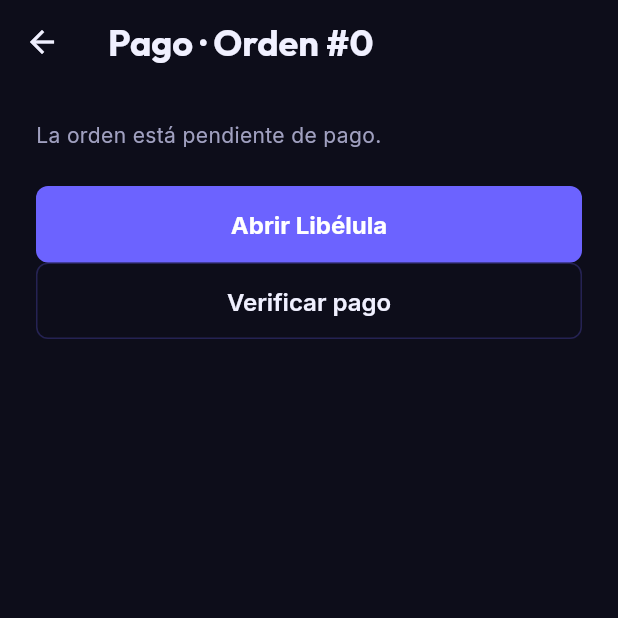
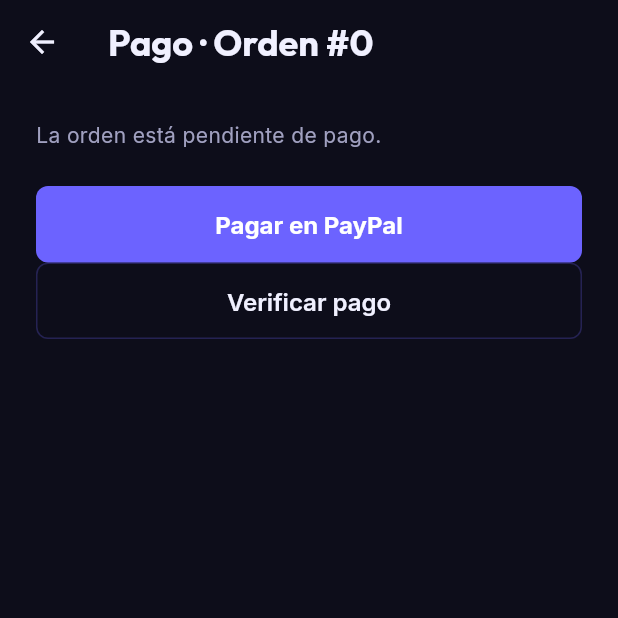
Before and after one commit to TorrezFernando/Si2Exam2-Mobil, a Flutter app: the PaymentScreen screen opened directly with empty values, on a phone screen of 412 x 824 dp, the top half of it. Run offline on Flutter 3.47's test engine with Material 3 defaults, Android fonts, the phone set to English and light mode, and no system bars; our stand-ins replace camera, connectivity_plus, flutter_svg, flutter_tts, google_fonts, shared_preferences and 2 more; accounts and stored records are empty; network calls fail.

Commit message:
feat(pagos): textos del pago en PayPal en la app móvil
Co-Authored-By: Claude Opus 5.5 <noreply@anthropic.com>

```diff
--- a/lib/features/checkout/checkout_screen.dart
+++ b/lib/features/checkout/checkout_screen.dart
@@ -403,7 +403,7 @@ class _CheckoutScreenState extends State<CheckoutScreen> {
               child: Text(
                 syncService.isOffline
                     ? 'Modo Offline: La venta se registrará como pago en efectivo y se sincronizará con el inventario central.'
-                    : 'Paga en Libélula con los medios habilitados por el comercio. No ingreses datos de tarjeta en esta aplicación.',
+                    : 'Paga en PayPal con tu cuenta o con tarjeta (cobro en USD). No ingreses datos de tarjeta en esta aplicación.',
               ),
             ),
           if (_error != null)
@@ -458,7 +458,7 @@ class _PaymentScreenState extends State<PaymentScreen> {
           _paid = isPaidNow;
           _message = _paid
               ? 'Pago confirmado. Gracias por tu compra.'
-              : 'Libélula aún no confirma el pago.';
+              : 'PayPal aún no confirma el pago.';
         });
         if (isPaidNow) {
           await NotificationService.instance.notify(
@@ -495,7 +495,7 @@ class _PaymentScreenState extends State<PaymentScreen> {
         if (!_paid) ...[
           ElevatedButton(
             onPressed: _busy ? null : () => _perform(false),
-            child: const Text('Abrir Libélula'),
+            child: const Text('Pagar en PayPal'),
           ),
           OutlinedButton(
             onPressed: _busy ? null : () => _perform(true),
```
